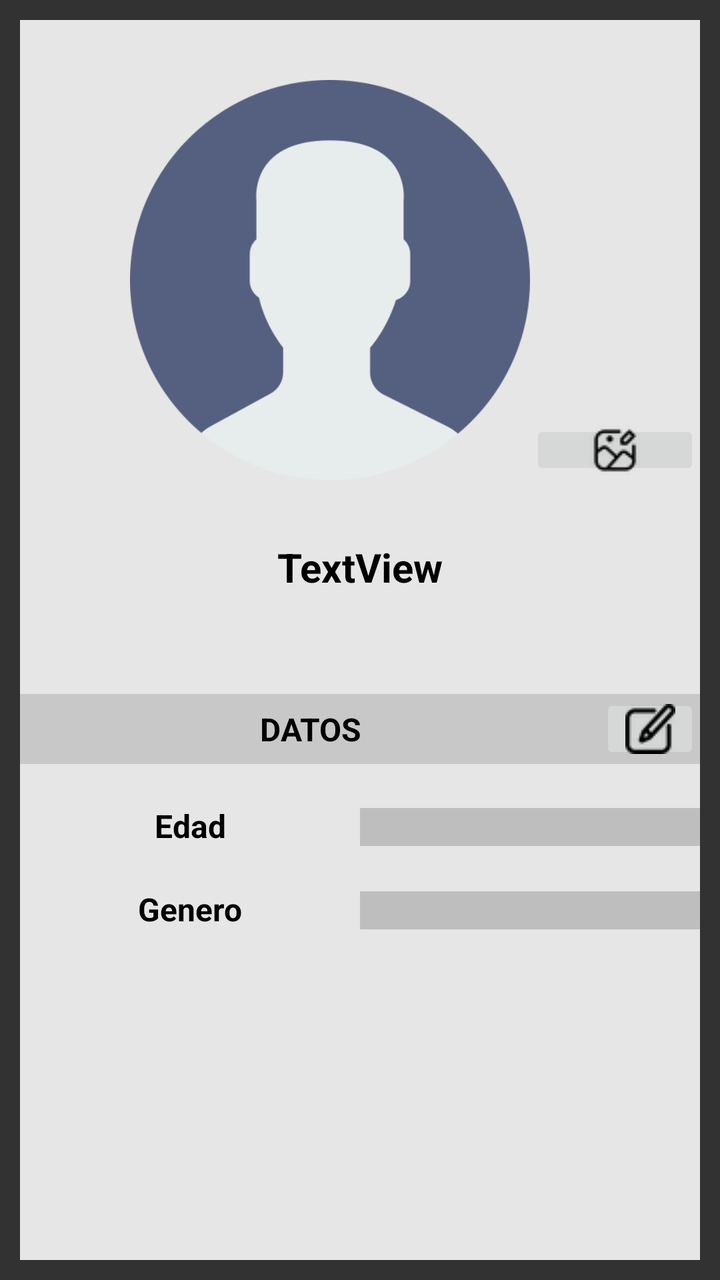
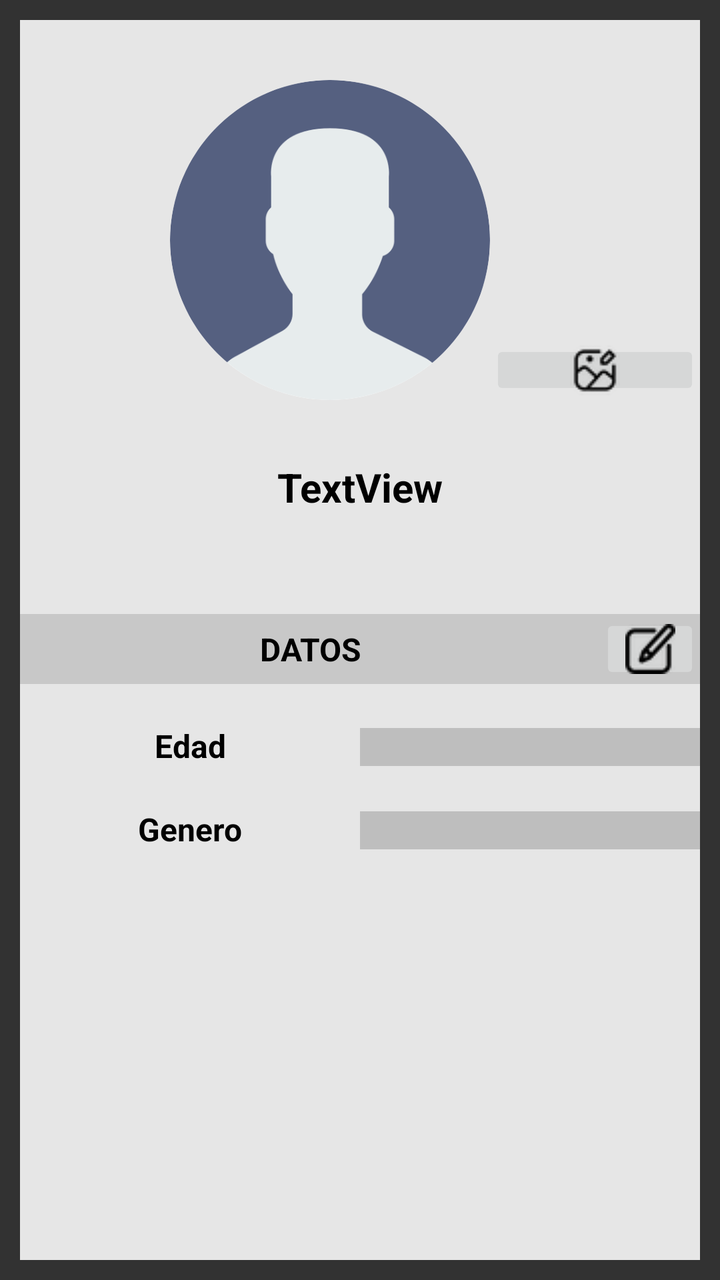

Before-and-after screenshots of an Android layout around one commit, followed by the original layout XML and the change that was made.
<!-- AndroidManifest.xml: application theme Theme.Titulacion -->
<!-- res/layout/activity_perfil.xml -->
<?xml version="1.0" encoding="utf-8"?>
<androidx.constraintlayout.widget.ConstraintLayout xmlns:android="http://schemas.android.com/apk/res/android"
    xmlns:app="http://schemas.android.com/apk/res-auto"
    xmlns:tools="http://schemas.android.com/tools"
    android:id="@+id/main"
    android:layout_width="match_parent"
    android:layout_height="match_parent"
    android:background="#323232"
    tools:context=".Perfil">

    <ScrollView
        android:layout_width="match_parent"
        android:layout_height="match_parent"
        android:layout_marginStart="10dp"
        android:layout_marginTop="10dp"
        android:layout_marginEnd="10dp"
        android:layout_marginBottom="10dp"
        android:background="#E6E6E6"
        app:layout_constraintBottom_toBottomOf="parent"
        app:layout_constraintEnd_toEndOf="parent"
        app:layout_constraintStart_toStartOf="parent"
        app:layout_constraintTop_toTopOf="parent">

        <LinearLayout
            android:layout_width="match_parent"
            android:layout_height="wrap_content"
            android:orientation="vertical">

            <Space
                android:layout_width="match_parent"
                android:layout_height="30dp" />

            <LinearLayout
                android:layout_width="match_parent"
                android:layout_height="match_parent"
                android:orientation="horizontal">

                <Space
                    android:layout_width="wrap_content"
                    android:layout_height="wrap_content"
                    android:layout_weight="1" />

                <ImageView
                    android:id="@+id/imgPerfil"
                    android:layout_width="200dp"
                    android:layout_height="200dp"
                    android:layout_gravity="center"
                    app:srcCompat="@drawable/foto01" />

                <ImageButton
                    android:id="@+id/btnIcono"
                    android:layout_width="30dp"
                    android:layout_height="30dp"
                    android:layout_gravity="bottom"
                    android:layout_weight="1"
                    app:srcCompat="@drawable/editf" />
            </LinearLayout>

            <Space
                android:layout_width="match_parent"
                android:layout_height="30dp" />

            <TextView
                android:id="@+id/lblNombre"
                android:layout_width="match_parent"
                android:layout_height="wrap_content"
                android:gravity="center"
                android:text="TextView"
                android:textColor="#000000"
                android:textSize="20sp"
                android:textStyle="bold" />

            <Space
                android:layout_width="match_parent"
                android:layout_height="50dp" />

            <LinearLayout
                android:layout_width="match_parent"
                android:layout_height="match_parent"
                android:background="#C8C8C8"
                android:orientation="horizontal">

                <TextView
                    android:id="@+id/textView10"
                    android:layout_width="match_parent"
                    android:layout_height="35dp"
                    android:layout_weight="1"
                    android:gravity="center"
                    android:text="@string/perfil1"
                    android:textColor="#000000"
                    android:textSize="16sp"
                    android:textStyle="bold" />

                <ImageButton
                    android:id="@+id/btnEdit"
                    android:layout_width="100dp"
                    android:layout_height="35dp"
                    android:layout_weight="1"
                    app:srcCompat="@drawable/editar" />

                <ImageButton
                    android:id="@+id/btnGuardar"
                    android:layout_width="100dp"
                    android:layout_height="match_parent"
                    android:layout_weight="1"
                    android:visibility="gone"
                    app:srcCompat="@drawable/guardar" />

            </LinearLayout>

            <Space
                android:layout_width="match_parent"
                android:layout_height="20dp" />

            <LinearLayout
                android:layout_width="match_parent"
                android:layout_height="match_parent"
                android:orientation="horizontal">

                <TextView
                    android:id="@+id/textView11"
                    android:layout_width="match_parent"
                    android:layout_height="wrap_content"
                    android:layout_weight="1"
                    android:gravity="center"
                    android:text="@string/perfil2"
                    android:textColor="#000000"
                    android:textSize="16sp"
                    android:textStyle="bold" />

                <TextView
                    android:id="@+id/lblEdad"
                    android:layout_width="match_parent"
                    android:layout_height="wrap_content"
                    android:layout_weight="1"
                    android:background="#BEBEBE"
                    android:gravity="center"
                    android:textColor="#000000" />

                <EditText
                    android:id="@+id/txtEdad"
                    android:layout_width="match_parent"
                    android:layout_height="wrap_content"
                    android:layout_weight="1"
                    android:ems="10"
                    android:inputType="numberSigned"
                    android:textColor="#000000"
                    android:visibility="gone" />

            </LinearLayout>

            <Space
                android:layout_width="match_parent"
                android:layout_height="20dp" />

            <LinearLayout
                android:layout_width="match_parent"
                android:layout_height="match_parent"
                android:orientation="horizontal">

                <TextView
                    android:id="@+id/textView14"
                    android:layout_width="match_parent"
                    android:layout_height="wrap_content"
                    android:layout_weight="1"
                    android:gravity="center"
                    android:text="@string/perfil3"
                    android:textColor="#000000"
                    android:textSize="16sp"
                    android:textStyle="bold" />

                <TextView
                    android:id="@+id/lblGene"
                    android:layout_width="match_parent"
                    android:layout_height="wrap_content"
                    android:layout_weight="1"
                    android:background="#BEBEBE"
                    android:gravity="center"
                    android:textColor="#000000" />

                <Spinner
                    android:id="@+id/spGene"
                    android:layout_width="match_parent"
                    android:layout_height="wrap_content"
                    android:layout_weight="1"
                    android:entries="@array/genero"
                    android:visibility="gone" />
            </LinearLayout>

        </LinearLayout>
    </ScrollView>

</androidx.constraintlayout.widget.ConstraintLayout>
<!-- resources referenced by this layout -->
<resources>
  <string-array name="genero">
          <item>...</item>
          <item>Masculino</item>
          <item>Femenino</item>
          <item>Otro</item>
      </string-array>
  <!-- drawable editar: png bitmap (drawable, 1490 bytes) -->
  <!-- drawable editf: png bitmap (drawable, 1504 bytes) -->
  <!-- drawable foto01: png bitmap (drawable, 19440 bytes) -->
  <!-- drawable guardar: png bitmap (drawable, 1294 bytes) -->
  <string name="perfil1">DATOS</string>
  <string name="perfil2">Edad</string>
  <string name="perfil3">Genero</string>
  <style name="Theme.Titulacion" parent="Base.Theme.Titulacion" />
  <style name="Base.Theme.Titulacion" parent="Theme.Material3.DayNight.NoActionBar">
          
          
      </style>
</resources>

<!-- the commit's change to res/layout/activity_perfil.xml (unified diff, before → after) -->
@@ -40,12 +40,21 @@
                     android:layout_height="wrap_content"
                     android:layout_weight="1" />
 
-                <ImageView
-                    android:id="@+id/imgPerfil"
-                    android:layout_width="200dp"
-                    android:layout_height="200dp"
+                <androidx.cardview.widget.CardView
+                    android:layout_width="160dp"
+                    android:layout_height="160dp"
                     android:layout_gravity="center"
-                    app:srcCompat="@drawable/foto01" />
+                    app:cardCornerRadius="80dp"
+                    app:cardElevation="0dp">
+
+                    <ImageView
+                        android:id="@+id/imgPerfil"
+                        android:layout_width="match_parent"
+                        android:layout_height="match_parent"
+                        android:scaleType="centerCrop"
+                        app:srcCompat="@drawable/foto01" />
+
+                </androidx.cardview.widget.CardView>
 
                 <ImageButton
                     android:id="@+id/btnIcono"
